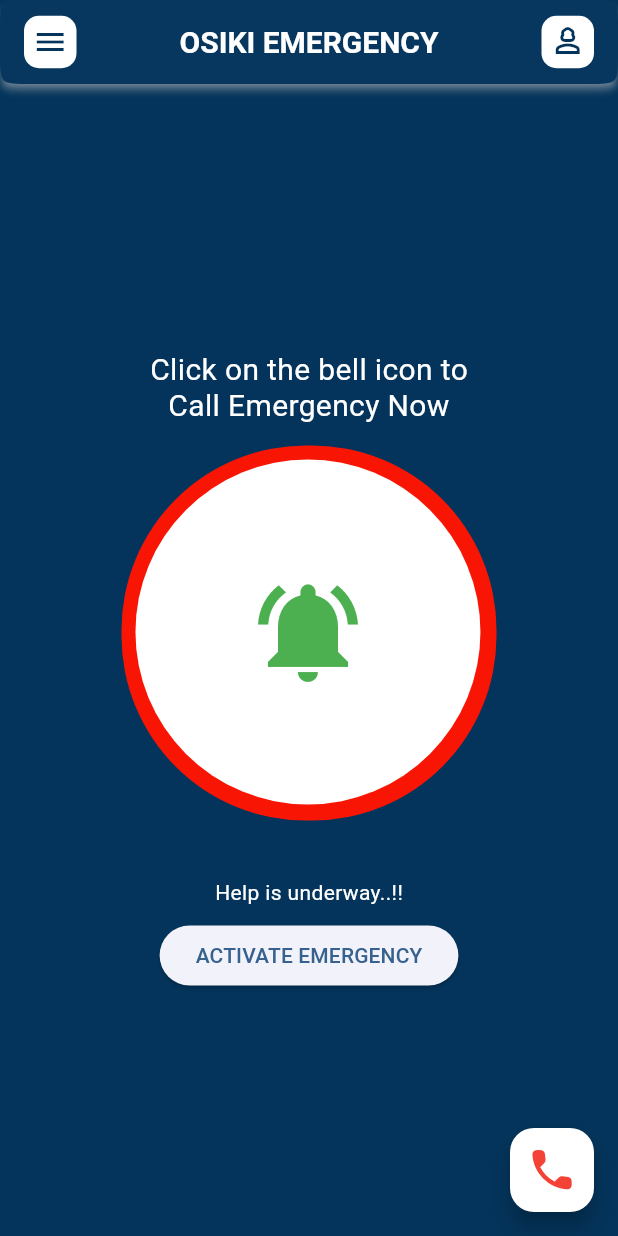
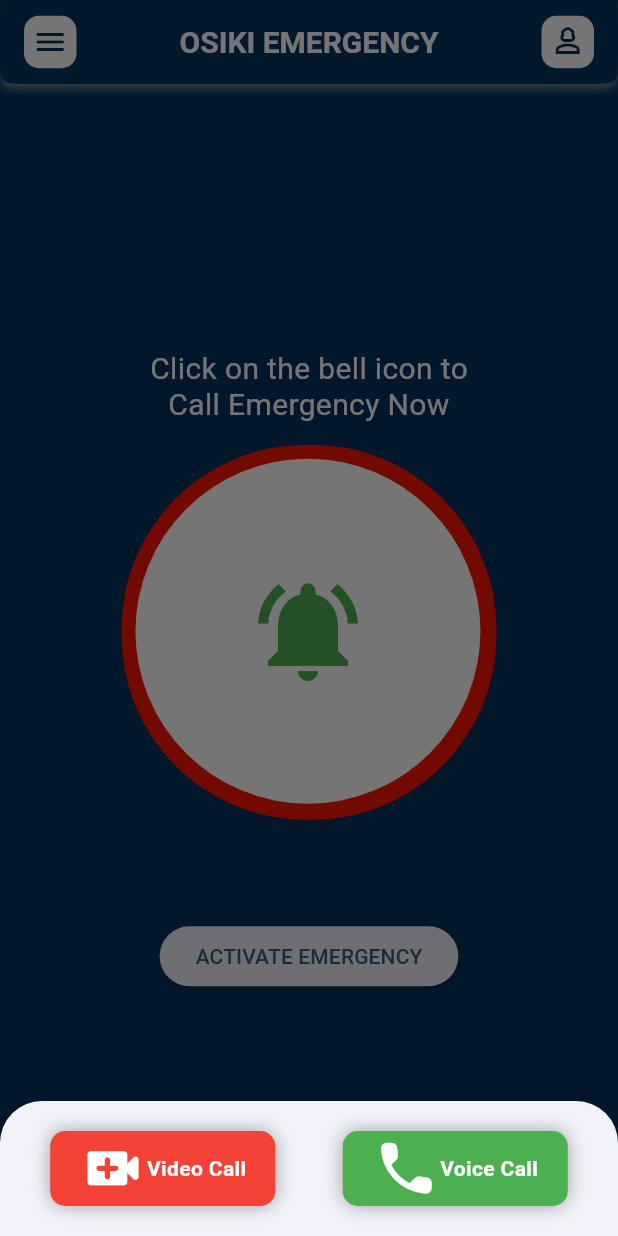
Before and after one commit to patrick-codes/osiki, a Flutter app: the MyHomePage screen opened directly, after a tap on the "call" icon, on a phone screen of 412 x 824 dp. Run offline on Flutter 3.47's test engine with Material 2 defaults, Android fonts, the phone set to English and light mode, and no system bars.

Commit message:
added folder structure

```diff
--- a/lib/home.dart
+++ b/lib/features/navigations/home.dart
@@ -1,6 +1,6 @@
-import 'package:flutter/cupertino.dart';
 import 'package:flutter/material.dart';
-import 'package:osiki/navigations/map_page.dart';
+import 'map_page.dart';
+import 'video_call.dart';
 
 class MyHomePage extends StatefulWidget {
   const MyHomePage({super.key});
@@ -10,12 +10,140 @@ class MyHomePage extends StatefulWidget {
 }
 
 class _MyHomePageState extends State<MyHomePage> {
-  var _callPrompt = "";
+  //final TimeOfDay _timeOfDay = TimeOfDay.now();
 
-  void _callCenter() {
+  //var _callPrompt = "";
+
+  /* void _callCenter() {
     setState(() {
       _callPrompt = "Help is underway..!!";
     });
+  }
+*/
+  void _snackBar(BuildContext context) {
+    ScaffoldMessenger.of(context).showSnackBar(
+      const SnackBar(
+        behavior: SnackBarBehavior.fixed,
+        content: Center(
+          child: (Text(
+            "Emergency Button Activated!!",
+            style: TextStyle(
+              fontSize: 15,
+              fontWeight: FontWeight.bold,
+            ),
+          )),
+        ),
+        backgroundColor: Colors.green,
+      ),
+    );
+  }
+
+  Future _bottomDraw(BuildContext context) {
+    return showModalBottomSheet(
+      context: context,
+      builder: (context) => SizedBox(
+        height: 90,
+        child: Padding(
+          padding: const EdgeInsets.all(15.0),
+          child: Row(
+            mainAxisAlignment: MainAxisAlignment.spaceEvenly,
+            children: [
+              Container(
+                height: 50,
+                width: 150,
+                decoration: BoxDecoration(
+                    color: Colors.red,
+                    borderRadius: BorderRadius.circular(10),
+                    boxShadow: const [
+                      BoxShadow(
+                        offset: Offset.zero,
+                        color: Colors.grey,
+                        blurRadius: 10,
+                      )
+                    ]),
+                child: GestureDetector(
+                  onTap: () {
+                    Navigator.push(
+                      context,
+                      MaterialPageRoute(
+                        builder: (_) => const VideoCallPage(),
+                      ),
+                    );
+                  },
+                  child: const Row(
+                    mainAxisAlignment: MainAxisAlignment.center,
+                    children: [
+                      Icon(
+                        Icons.video_call_rounded,
+                        size: 45,
+                        color: Colors.white,
+                      ),
+                      Text(
+                        "Video Call",
+                        style: TextStyle(
+                            fontWeight: FontWeight.bold, color: Colors.white),
+                      ),
+                    ],
+                  ),
+                ),
+              ),
+              const SizedBox(width: 8),
+              Container(
+                height: 50,
+                width: 150,
+                decoration: BoxDecoration(
+                    color: Colors.green,
+                    borderRadius: BorderRadius.circular(10),
+                    boxShadow: const [
+                      BoxShadow(
+                        offset: Offset.zero,
+                        color: Colors.grey,
+                        blurRadius: 10,
+                      )
+                    ]),
+                child: const Row(
+                  mainAxisAlignment: MainAxisAlignment.center,
+                  children: [
+                    Icon(
+                      Icons.call_rounded,
+                      size: 45,
+                      color: Colors.white,
+                    ),
+                    Text(
+                      "Voice Call",
+                      style: TextStyle(
+                          fontWeight: FontWeight.bold, color: Colors.white),
+                    ),
+                  ],
+                ),
+              ),
+              //const SizedBox(width: 100),
+              /* Container(
+                height: 70,
+                width: 70,
+                decoration: BoxDecoration(
+                  color: Colors.white,
+                  borderRadius: BorderRadius.circular(35),
+                  boxShadow: const [
+                    BoxShadow(
+                      offset: Offset.zero,
+                      color: Colors.grey,
+                      blurRadius: 10,
+                    )
+                  ],
+                ),
+                child: const Icon(
+                  Icons.person,
+                  size: 45,
+                  color: Colors.grey,
+                ),
+              ),
+            */
+            ],
+          ),
+        ),
+      ),
+    );
   }
 
   @override
@@ -75,7 +203,35 @@ class _MyHomePageState extends State<MyHomePage> {
       body: Center(
         child: Column(
           mainAxisAlignment: MainAxisAlignment.center,
-          children: [
+          children: <Widget>[
+            /*  Container(
+              height: 50,
+              width: 70,
+              decoration: BoxDecoration(
+                color: Colors.white,
+                borderRadius: BorderRadius.circular(
+                  10,
+                ),
+                boxShadow: const [
+                  BoxShadow(
+                    color: Colors.grey,
+                    offset: Offset.zero,
+                    blurRadius: 12,
+                  )
+                ],
+              ),
+              child: Center(
+                child: Text(
+                  "${_timeOfDay.hour} : ${_timeOfDay.minute}",
+                  style: const TextStyle(
+                    fontSize: 19,
+                    fontWeight: FontWeight.bold,
+                    color: Colors.red,
+                  ),
+                ),
+              ),
+            ),
+            */
             const Padding(
               padding: EdgeInsets.all(15.0),
               child: Row(
@@ -246,17 +402,19 @@ class _MyHomePageState extends State<MyHomePage> {
               ),
             ),
             const SizedBox(height: 30),
-            Padding(
-              padding: const EdgeInsets.all(8.0),
+            const Padding(
+              padding: EdgeInsets.all(8.0),
               child: Text(
-                _callPrompt,
-                style: const TextStyle(
+                "",
+                style: TextStyle(
                   color: Colors.white,
                 ),
               ),
             ),
             ElevatedButton(
-              onPressed: () => {},
+              onPressed: () {
+                _snackBar(context);
+              },
               style: const ButtonStyle(),
               child: const Text(
                 "ACTIVATE EMERGENCY",
@@ -268,7 +426,9 @@ class _MyHomePageState extends State<MyHomePage> {
       ),
       floatingActionButton: FloatingActionButton(
         backgroundColor: Colors.white,
-        onPressed: _callCenter,
+        onPressed: () {
+          _bottomDraw(context);
+        },
         /*() {
           Navigator.push(
             context,
@@ -285,19 +445,3 @@ class _MyHomePageState extends State<MyHomePage> {
     );
   }
 }
-
-/*Widget build(BuildContext context) {
-  return AlertDialog(
-    title: const Text("Help UnderWay"),
-    content: const Icon(Icons.help),
-    //elevation: 24.0,
-    backgroundColor: Colors.white,
-    actions: [
-      ElevatedButton(
-        onPressed: () => {},
-        child: const Text("CLOSE"),
-      ),
-    ],
-  );
-}
-*/
--- a/lib/navigations/map_page.dart
+++ b/lib/features/navigations/map_page.dart
@@ -1,5 +1,4 @@
 import 'package:flutter/material.dart';
-import 'package:osiki/home.dart';
 
 class MapPage extends StatefulWidget {
   const MapPage({super.key});
```
Also changed, not shown: lib/features/intro pages/login_screen.dart (renamed from lib/intro pages/login_screen.dart, +6 -6 lines), lib/features/intro pages/register_screen.dart (renamed from lib/intro pages/register_screen.dart, +48 -34 lines), lib/features/navigations/video_call.dart (added, +28 -0 lines), lib/main.dart (+2 -6 lines), lib/features/intro pages/onboarding_screen.dart (added), lib/features/navigations/profile_screen.dart (added).
